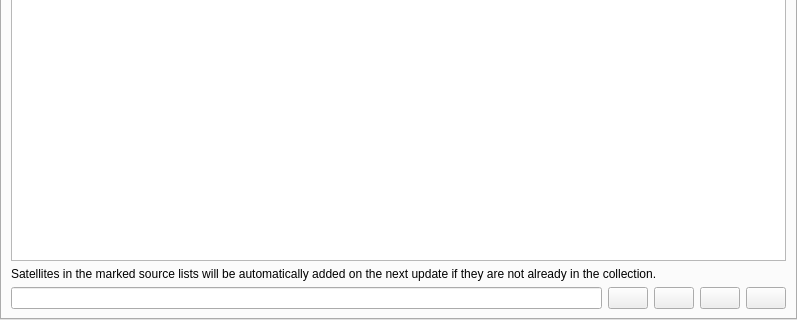
The window that plugins/Satellites/src/gui/satellitesDialog.ui (Stellarium/stellarium) describes before a commit, drawn with Qt 5; both pictures show x 0 to 797 and y 216 to 536 of the 797 by 536 pixel window.
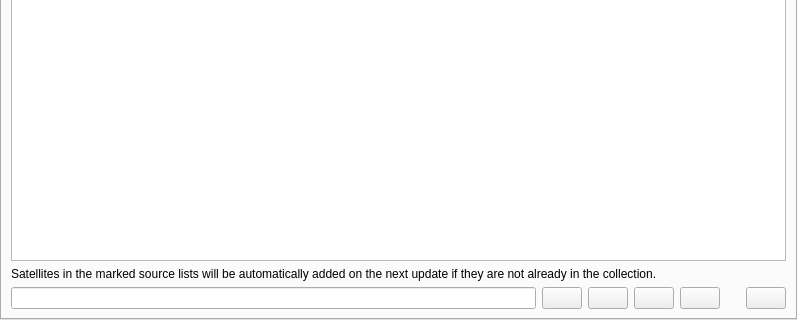
The same window after the commit. The open tabs and pages were chosen to show the change. Icons and pictures are not drawn. Custom widgets are drawn as their Qt base class.

Commit message: Added tool to reset TLE sources in Satellites plugin (partially #2458)

What changed in the file:
```diff
--- a/plugins/Satellites/src/gui/satellitesDialog.ui
+++ b/plugins/Satellites/src/gui/satellitesDialog.ui
@@ -1475,6 +1475,34 @@
            </property>
           </widget>
          </item>
+         <item>
+          <spacer name="horizontalSpacer_10">
+           <property name="orientation">
+            <enum>Qt::Horizontal</enum>
+           </property>
+           <property name="sizeType">
+            <enum>QSizePolicy::Fixed</enum>
+           </property>
+           <property name="sizeHint" stdset="0">
+            <size>
+             <width>20</width>
+             <height>20</height>
+            </size>
+           </property>
+          </spacer>
+         </item>
+         <item>
+          <widget class="QPushButton" name="resetSourcesButton">
+           <property name="toolTip">
+            <string>Reset sources list to it defaults</string>
+           </property>
+           <property name="icon">
+            <iconset resource="../../../../data/gui/guiRes.qrc">
+             <normaloff>:/graphicGui/uibtDownload.png</normaloff>
+             <disabledoff>:/graphicGui/uibtDownload-disabled.png</disabledoff>:/graphicGui/uibtDownload.png</iconset>
+           </property>
+          </widget>
+         </item>
         </layout>
        </item>
       </layout>
```
The commit also changes 5 other files.
